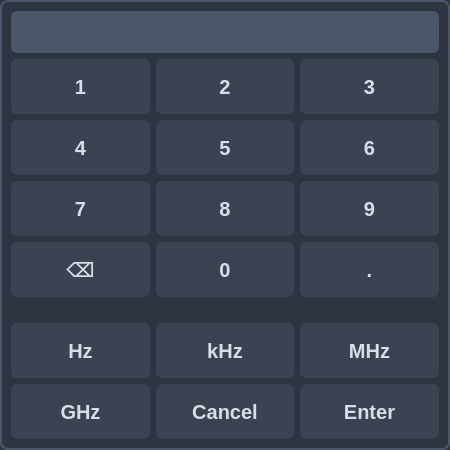
Qt form src/modules/touch_numpad_dialog.ui (g4ixt/QtTinySA) before a commit.
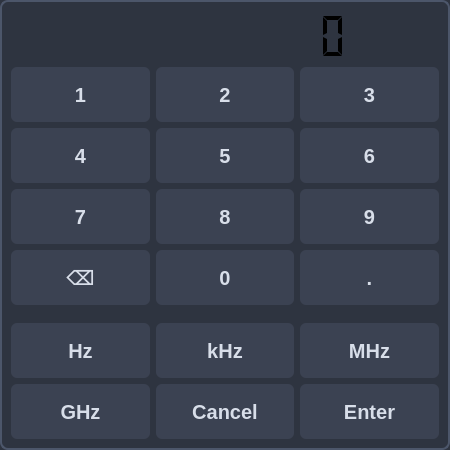
The same form after that commit.

```diff
--- a/src/modules/touch_numpad_dialog.ui
+++ b/src/modules/touch_numpad_dialog.ui
@@ -20,160 +20,194 @@
 QLineEdit { background-color: #4c566a; color: #eceff4; font-size: 26px; font-weight: bold; border-radius: 6px; padding: 5px; }</string>
   </property>
   <layout class="QVBoxLayout" name="verticalLayout">
+   <item>
+    <widget class="QLCDNumber" name="lcd">
+     <property name="sizePolicy">
+      <sizepolicy hsizetype="Preferred" vsizetype="Expanding">
+       <horstretch>0</horstretch>
+       <verstretch>0</verstretch>
+      </sizepolicy>
+     </property>
+     <property name="minimumSize">
+      <size>
+       <width>0</width>
+       <height>50</height>
+      </size>
+     </property>
+     <property name="baseSize">
+      <size>
+       <width>0</width>
+       <height>0</height>
+      </size>
+     </property>
+     <property name="font">
+      <font>
+       <family>Noto Sans</family>
+       <pointsize>20</pointsize>
+       <bold>true</bold>
+      </font>
+     </property>
+     <property name="frameShape">
+      <enum>QFrame::Shape::NoFrame</enum>
+     </property>
+     <property name="frameShadow">
+      <enum>QFrame::Shadow::Plain</enum>
+     </property>
+     <property name="lineWidth">
+      <number>1</number>
+     </property>
+     <property name="digitCount">
+      <number>10</number>
+     </property>
+     <property name="segmentStyle">
+      <enum>QLCDNumber::SegmentStyle::Flat</enum>
+     </property>
+     <property name="value" stdset="0">
+      <double>0.000000000000000</double>
+     </property>
+    </widget>
+   </item>
    <item>
     <layout class="QGridLayout" name="gridLayout">
-     <item row="3" column="0">
+     <item row="2" column="0">
       <widget class="QPushButton" name="btn7">
        <property name="text">
         <string>7</string>
        </property>
       </widget>
      </item>
-     <item row="1" column="2">
+     <item row="0" column="2">
       <widget class="QPushButton" name="btn3">
        <property name="text">
         <string>3</string>
        </property>
       </widget>
      </item>
-     <item row="7" column="0">
+     <item row="6" column="0">
       <widget class="QPushButton" name="btnHz">
        <property name="text">
         <string>Hz</string>
        </property>
       </widget>
      </item>
-     <item row="0" column="0" colspan="3">
-      <widget class="QLineEdit" name="display">
-       <property name="alignment">
-        <set>Qt::AlignmentFlag::AlignCenter</set>
-       </property>
-       <property name="readOnly">
-        <bool>true</bool>
-       </property>
-       <property name="clearButtonEnabled">
-        <bool>false</bool>
+     <item row="7" column="2">
+      <widget class="QPushButton" name="btnEnter">
+       <property name="text">
+        <string>Enter</string>
        </property>
       </widget>
      </item>
-     <item row="2" column="2">
+     <item row="1" column="2">
       <widget class="QPushButton" name="btn6">
        <property name="text">
         <string>6</string>
        </property>
       </widget>
      </item>
-     <item row="7" column="1">
+     <item row="7" column="0">
+      <widget class="QPushButton" name="btnGHz">
+       <property name="text">
+        <string>GHz</string>
+       </property>
+      </widget>
+     </item>
+     <item row="6" column="1">
       <widget class="QPushButton" name="btnkHz">
        <property name="text">
         <string>kHz</string>
        </property>
       </widget>
      </item>
-     <item row="2" column="1">
+     <item row="1" column="1">
       <widget class="QPushButton" name="btn5">
        <property name="text">
         <string>5</string>
        </property>
       </widget>
      </item>
-     <item row="2" column="0">
+     <item row="6" column="2">
+      <widget class="QPushButton" name="btnMHz">
+       <property name="text">
+        <string>MHz</string>
+       </property>
+      </widget>
+     </item>
+     <item row="5" column="1">
+      <spacer name="verticalSpacer">
+       <property name="orientation">
+        <enum>Qt::Orientation::Vertical</enum>
+       </property>
+       <property name="sizeHint" stdset="0">
+        <size>
+         <width>20</width>
+         <height>40</height>
+        </size>
+       </property>
+      </spacer>
+     </item>
+     <item row="1" column="0">
       <widget class="QPushButton" name="btn4">
        <property name="text">
         <string>4</string>
        </property>
       </widget>
      </item>
-     <item row="1" column="1">
+     <item row="0" column="1">
       <widget class="QPushButton" name="btn2">
        <property name="text">
         <string>2</string>
        </property>
       </widget>
      </item>
-     <item row="5" column="2">
+     <item row="4" column="2">
       <widget class="QPushButton" name="btn_dot">
        <property name="text">
         <string>.</string>
        </property>
       </widget>
      </item>
-     <item row="5" column="1">
+     <item row="4" column="1">
       <widget class="QPushButton" name="btn0">
        <property name="text">
         <string>0</string>
        </property>
       </widget>
      </item>
-     <item row="3" column="1">
+     <item row="2" column="1">
       <widget class="QPushButton" name="btn8">
        <property name="text">
         <string>8</string>
        </property>
       </widget>
      </item>
-     <item row="1" column="0">
+     <item row="0" column="0">
       <widget class="QPushButton" name="btn1">
        <property name="text">
         <string>1</string>
        </property>
       </widget>
      </item>
-     <item row="3" column="2">
+     <item row="7" column="1">
+      <widget class="QPushButton" name="btnCancel">
+       <property name="text">
+        <string>Cancel</string>
+       </property>
+      </widget>
+     </item>
+     <item row="2" column="2">
       <widget class="QPushButton" name="btn9">
        <property name="text">
         <string>9</string>
        </property>
       </widget>
      </item>
-     <item row="5" column="0">
+     <item row="4" column="0">
       <widget class="QPushButton" name="btn_backspace">
        <property name="text">
         <string>⌫</string>
        </property>
       </widget>
      </item>
-     <item row="8" column="2">
-      <widget class="QPushButton" name="btnEnter">
-       <property name="text">
-        <string>Enter</string>
-       </property>
-      </widget>
-     </item>
-     <item row="7" column="2">
-      <widget class="QPushButton" name="btnMHz">
-       <property name="text">
-        <string>MHz</string>
-       </property>
-      </widget>
-     </item>
-     <item row="8" column="0">
-      <widget class="QPushButton" name="btnGHz">
-       <property name="text">
-        <string>GHz</string>
-       </property>
-      </widget>
-     </item>
-     <item row="8" column="1">
-      <widget class="QPushButton" name="btnCancel">
-       <property name="text">
-        <string>Cancel</string>
-       </property>
-      </widget>
-     </item>
-     <item row="6" column="1">
-      <spacer name="verticalSpacer">
-       <property name="orientation">
-        <enum>Qt::Orientation::Vertical</enum>
-       </property>
-       <property name="sizeHint" stdset="0">
-        <size>
-         <width>20</width>
-         <height>40</height>
-        </size>
-       </property>
-      </spacer>
-     </item>
     </layout>
    </item>
   </layout>
```
